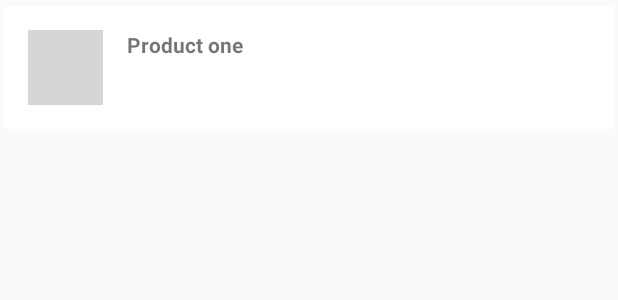
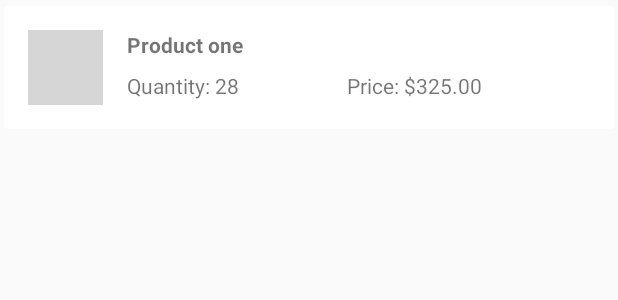
Before and after one commit to aldpdz/ProductScanner, an Android app: the layout product_list.xml on its own in the app's theme, with its tools: preview values and no code run, on a phone screen of 412 x 824 dp. Shown: the top 300 px of the screen. Run offline under Robolectric (Android 15) with nearby library versions, the phone set to English and light mode, and no system bars; network calls fail; Roboto replaces fonts that are not available here; grey boxes are pictures that could not be loaded.

Commit message:
Correct design

```diff
--- a/app/src/main/res/layout/product_list.xml
+++ b/app/src/main/res/layout/product_list.xml
@@ -31,15 +31,12 @@
                 android:layout_marginStart="16dp"
                 android:layout_marginTop="16dp"
                 android:layout_marginEnd="16dp"
-                    android:layout_marginBottom="16dp"
                 android:fontFamily="@font/roboto"
                 android:text="@{product.name}"
                 android:textStyle="bold"
-                    app:layout_constraintBottom_toBottomOf="parent"
                 app:layout_constraintEnd_toEndOf="parent"
                 app:layout_constraintStart_toEndOf="@+id/imageView"
                 app:layout_constraintTop_toTopOf="parent"
-                    app:layout_constraintVertical_bias="0.0"
                 tools:text="Product one" />
 
             <ImageView
@@ -52,8 +49,33 @@
                 app:layout_constraintBottom_toBottomOf="parent"
                 app:layout_constraintStart_toStartOf="parent"
                 app:layout_constraintTop_toTopOf="parent"
+                app:layout_constraintVertical_bias="0.5"
                 app:picture="@{product.picture}"
                 tools:src="@tools:sample/backgrounds/scenic" />
+
+            <TextView
+                android:id="@+id/quantity"
+                android:layout_width="wrap_content"
+                android:layout_height="wrap_content"
+                android:layout_marginTop="8dp"
+                android:layout_marginBottom="16dp"
+                android:text="@{@string/quantity + product.quantity}"
+                app:layout_constraintBottom_toBottomOf="parent"
+                app:layout_constraintStart_toStartOf="@+id/tv_name"
+                app:layout_constraintTop_toBottomOf="@+id/tv_name"
+                app:layout_constraintVertical_bias="0.0"
+                tools:text="Quantity: 28" />
+
+            <TextView
+                android:id="@+id/price"
+                android:layout_width="wrap_content"
+                android:layout_height="wrap_content"
+                android:text="@{@string/price + @string/money_symbol + product.price}"
+                app:layout_constraintBottom_toBottomOf="@+id/quantity"
+                app:layout_constraintEnd_toEndOf="@+id/tv_name"
+                app:layout_constraintStart_toEndOf="@+id/quantity"
+                app:layout_constraintTop_toTopOf="@+id/quantity"
+                tools:text="Price: $325.00" />
 
         </androidx.constraintlayout.widget.ConstraintLayout>
     </com.google.android.material.card.MaterialCardView>
--- a/app/src/main/res/values/strings.xml
+++ b/app/src/main/res/values/strings.xml
@@ -8,7 +8,7 @@
     <string name="sku">SKU:\u0020</string>
     <string name="upc">UPC:\u0020</string>
     <string name="quantity">Quantity:\u0020</string>
-    <string name="price">Price: $</string>
+    <string name="price">Price: \u0020</string>
     <string name="money_symbol">$</string>
     <string name="btn_update">Update</string>
 </resources>
```
Lines whose indentation alone changed are shown as unchanged.
